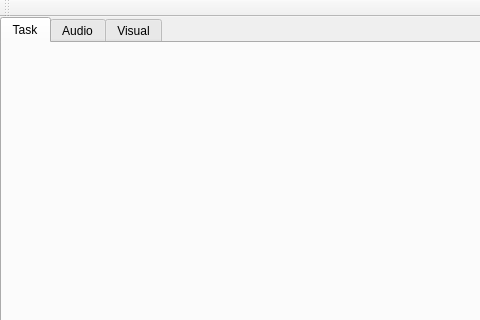
Painless-VR-Capstone/Qt-ClientApp, file mainwindow.ui: the form before one commit; both pictures show x 0 to 480 and y 0 to 320 of the 1026 by 756 pixel window.
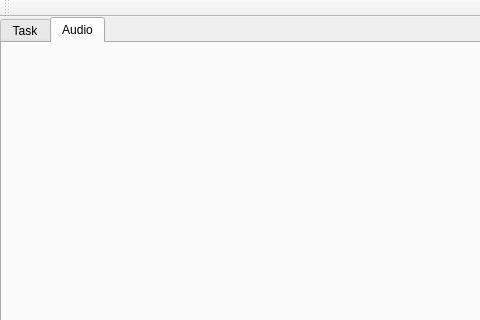
The form after the commit.

Commit message: Started working on code Got the task tab and passive fly around options to show up but they are the wrong size

The edit to the form file:
```diff
--- a/mainwindow.ui
+++ b/mainwindow.ui
@@ -41,16 +41,10 @@
     </property>
     <item>
      <widget class="QTabWidget" name="tabWidget">
-      <property name="tabPosition">
-       <enum>QTabWidget::North</enum>
-      </property>
-      <property name="tabShape">
-       <enum>QTabWidget::Rounded</enum>
-      </property>
       <property name="currentIndex">
-       <number>0</number>
+       <number>1</number>
       </property>
-      <widget class="QWidget" name="taskTab">
+      <widget class="QWidget" name="tab">
        <attribute name="title">
         <string>Task</string>
        </attribute>
@@ -61,11 +55,6 @@
         <string>Audio</string>
        </attribute>
       </widget>
-      <widget class="QWidget" name="tab">
-       <attribute name="title">
-        <string>Visual</string>
-       </attribute>
-      </widget>
      </widget>
     </item>
    </layout>
```
Left out of the diff: 3 changed lines with no effect on the pictures. The commit also changes 13 other files.
